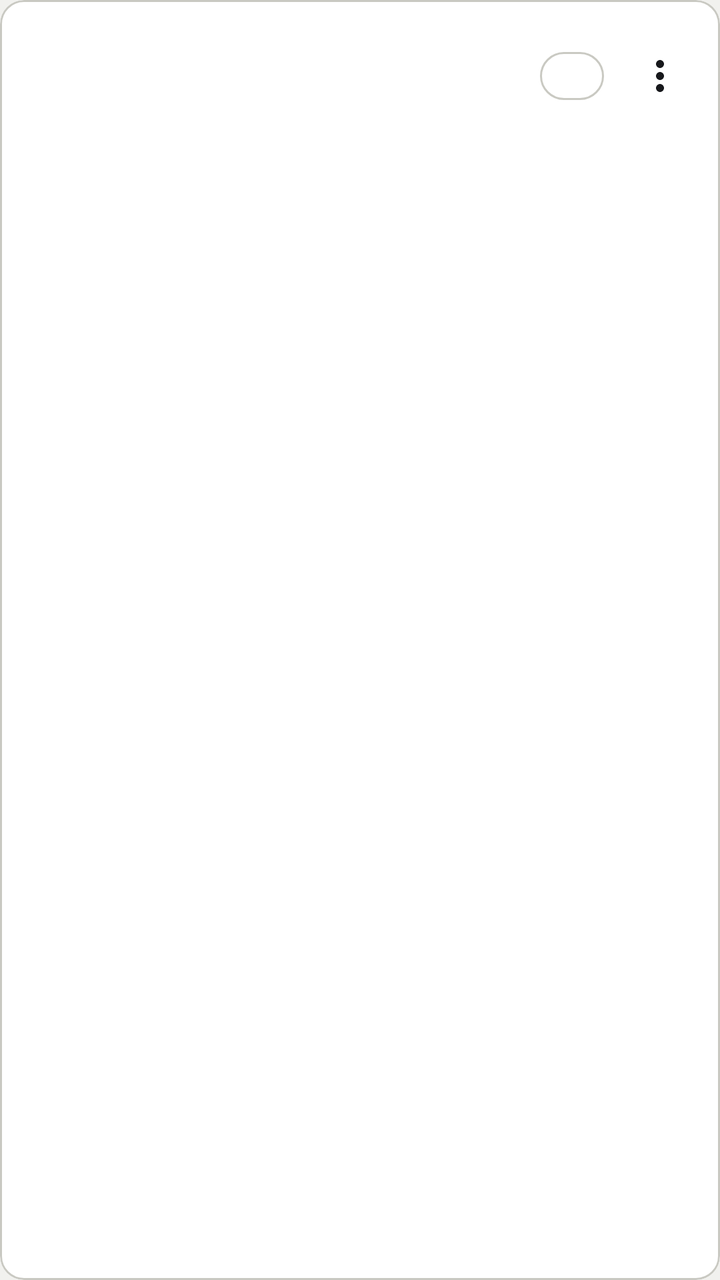
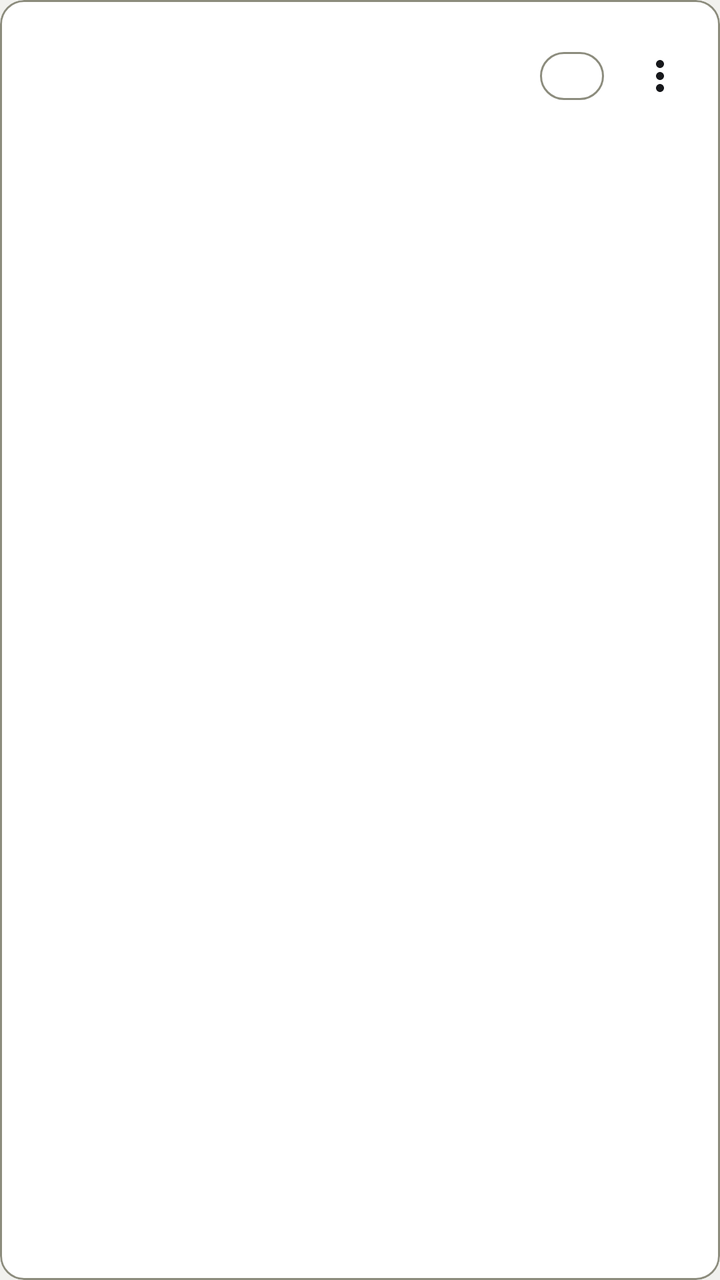

Compare the two renders of this Android layout. The source of the first and the diff that turns it into the second are given below.
<!-- AndroidManifest.xml: application theme Theme.GymProFit -->
<!-- res/layout/item_admin_alimento.xml -->
<?xml version="1.0" encoding="utf-8"?>
<com.google.android.material.card.MaterialCardView
    xmlns:android="http://schemas.android.com/apk/res/android"
    xmlns:app="http://schemas.android.com/apk/res-auto"
    android:layout_width="match_parent"
    android:layout_height="wrap_content"
    android:layout_marginBottom="8dp"
    app:cardCornerRadius="12dp"
    app:cardElevation="0dp"
    app:cardBackgroundColor="?attr/colorSurface"
    app:strokeWidth="1dp"
    app:strokeColor="?attr/colorOutlineVariant">

    <LinearLayout
        android:layout_width="match_parent"
        android:layout_height="wrap_content"
        android:orientation="vertical"
        android:padding="14dp">

        
        <LinearLayout
            android:layout_width="match_parent"
            android:layout_height="wrap_content"
            android:orientation="horizontal"
            android:gravity="center_vertical">

            <TextView
                android:id="@+id/tvNombreAlimento"
                android:layout_width="0dp"
                android:layout_height="wrap_content"
                android:layout_weight="1"
                android:textSize="@dimen/text_body"
                android:textStyle="bold"
                android:textColor="?attr/colorOnSurface" />

            <com.google.android.material.chip.Chip
                android:id="@+id/chipEstadoAlimento"
                android:layout_width="wrap_content"
                android:layout_height="wrap_content"
                android:layout_marginEnd="4dp"
                android:textSize="@dimen/text_eyebrow"
                android:clickable="false"
                android:focusable="false"
                app:chipMinHeight="24dp"
                style="@style/Widget.Material3.Chip.Assist" />

            <ImageView
                android:id="@+id/btnAccionesAlimento"
                android:layout_width="32dp"
                android:layout_height="32dp"
                android:src="@drawable/ic_more_vert"
                android:padding="4dp"
                android:background="?attr/selectableItemBackgroundBorderless"
                android:clickable="true"
                android:focusable="true"
                android:contentDescription="@null" />

        </LinearLayout>

        
        <LinearLayout
            android:layout_width="match_parent"
            android:layout_height="wrap_content"
            android:orientation="horizontal"
            android:layout_marginTop="6dp"
            android:gravity="center_vertical">

            <TextView
                android:id="@+id/tvCategoriaAlimento"
                android:layout_width="0dp"
                android:layout_height="wrap_content"
                android:layout_weight="1"
                android:textSize="@dimen/text_label"
                android:alpha="0.6"
                android:textColor="?attr/colorOnSurfaceVariant" />

            <TextView
                android:id="@+id/tvCaloriasAlimento"
                android:layout_width="wrap_content"
                android:layout_height="wrap_content"
                android:textSize="@dimen/text_label"
                android:alpha="0.6"
                android:textColor="?attr/colorOnSurfaceVariant" />

        </LinearLayout>

    </LinearLayout>

</com.google.android.material.card.MaterialCardView>
<!-- resources referenced by this layout -->
<resources>
  <dimen name="text_body">17sp</dimen>
  <dimen name="text_eyebrow">12sp</dimen>
  <dimen name="text_label">14sp</dimen>
  <style name="Theme.GymProFit" parent="Theme.Material3.DayNight.NoActionBar">
          
          <item name="colorPrimary">@color/gp_primary</item>
          <item name="colorOnPrimary">@color/gp_on_primary</item>
          <item name="colorPrimaryContainer">@color/gp_primary_container</item>
          <item name="colorOnPrimaryContainer">@color/gp_on_primary_container</item>
          <item name="colorSecondary">@color/gp_gold</item>
          <item name="colorSurface">@color/gp_surface</item>
          <item name="colorOnSurface">@color/gp_on_surface</item>
          <item name="colorSurfaceVariant">@color/gp_surface_2</item>
          <item name="colorOnSurfaceVariant">@color/gp_text_secondary</item>
          <item name="colorOutline">@color/gp_stroke</item>
          <item name="colorOutlineVariant">@color/gp_stroke</item>
          <item name="colorError">@color/gp_error</item>
          <item name="android:colorBackground">@color/gp_background</item>
          <item name="android:windowBackground">@color/gp_background</item>
          <item name="android:textColorPrimary">@color/gp_on_surface</item>
          <item name="android:textColorSecondary">@color/gp_text_secondary</item>
  
          
          <item name="android:statusBarColor">@color/gp_background</item>
          <item name="android:navigationBarColor">@color/gp_background</item>
          <item name="android:windowLightStatusBar">true</item>
  
          
          <item name="android:windowAnimationStyle">@style/GymProFit.WindowAnimation</item>
  
          
          <item name="materialCardViewStyle">@style/Widget.GymProFit.Card</item>
          <item name="materialButtonStyle">@style/Widget.GymProFit.Button</item>
          <item name="chipStyle">@style/Widget.GymProFit.Chip</item>
          <item name="bottomNavigationStyle">@style/Widget.GymProFit.BottomNavigationView</item>
          <item name="floatingActionButtonStyle">@style/Widget.GymProFit.Fab</item>
          <item name="materialAlertDialogTheme">@style/ThemeOverlay.GymProFit.Dialog</item>
          <item name="popupMenuStyle">@style/Widget.GymProFit.PopupMenu</item>
          <item name="android:popupMenuStyle">@style/Widget.GymProFit.PopupMenu</item>
          <item name="snackbarStyle">@style/Widget.GymProFit.Snackbar</item>
  
          
          
          <item name="textAppearanceDisplayLarge">@style/Font.GymProFit.DisplayLarge</item>
          <item name="textAppearanceDisplayMedium">@style/Font.GymProFit.DisplayMedium</item>
          <item name="textAppearanceDisplaySmall">@style/Font.GymProFit.DisplaySmall</item>
          <item name="textAppearanceHeadlineLarge">@style/Font.GymProFit.HeadlineLarge</item>
          <item name="textAppearanceHeadlineMedium">@style/Font.GymProFit.HeadlineMedium</item>
          <item name="textAppearanceHeadlineSmall">@style/Font.GymProFit.HeadlineSmall</item>
          <item name="textAppearanceTitleLarge">@style/Font.GymProFit.TitleLarge</item>
          <item name="textAppearanceTitleMedium">@style/Font.GymProFit.TitleMedium</item>
          <item name="textAppearanceTitleSmall">@style/Font.GymProFit.TitleSmall</item>
          <item name="textAppearanceBodyLarge">@style/Font.GymProFit.BodyLarge</item>
          <item name="textAppearanceBodyMedium">@style/Font.GymProFit.BodyMedium</item>
          <item name="textAppearanceBodySmall">@style/Font.GymProFit.BodySmall</item>
          <item name="textAppearanceLabelLarge">@style/Font.GymProFit.LabelLarge</item>
          <item name="textAppearanceLabelMedium">@style/Font.GymProFit.LabelMedium</item>
          <item name="textAppearanceLabelSmall">@style/Font.GymProFit.LabelSmall</item>
      </style>
  <color name="gp_primary">#B83E00</color>
  <color name="gp_gold">#B58A2A</color>
  <color name="gp_surface">#FFFFFF</color>
  <color name="gp_stroke">#C9C9C2</color>
  <color name="gp_error">#C62828</color>
  <!-- unchanged entries left out for length: 34 -->
</resources>

<!-- the commit's change to res/layout/item_admin_alimento.xml (unified diff, before → after) -->
@@ -9,7 +9,7 @@
     app:cardElevation="0dp"
     app:cardBackgroundColor="?attr/colorSurface"
     app:strokeWidth="1dp"
-    app:strokeColor="?attr/colorOutlineVariant">
+    app:strokeColor="?attr/colorOutline">
 
     <LinearLayout
         android:layout_width="match_parent"
@@ -71,7 +71,6 @@
                 android:layout_height="wrap_content"
                 android:layout_weight="1"
                 android:textSize="@dimen/text_label"
-                android:alpha="0.6"
                 android:textColor="?attr/colorOnSurfaceVariant" />
 
             <TextView
@@ -79,7 +78,6 @@
                 android:layout_width="wrap_content"
                 android:layout_height="wrap_content"
                 android:textSize="@dimen/text_label"
-                android:alpha="0.6"
                 android:textColor="?attr/colorOnSurfaceVariant" />
 
         </LinearLayout>
<!-- resource entries referenced after the edit -->
@@ -15,7 +15,7 @@
           <item name="colorSurfaceVariant">@color/gp_surface_2</item>
           <item name="colorOnSurfaceVariant">@color/gp_text_secondary</item>
           <item name="colorOutline">@color/gp_stroke</item>
-          <item name="colorOutlineVariant">@color/gp_stroke</item>
+          <item name="colorOutlineVariant">@color/gp_divider</item>
           <item name="colorError">@color/gp_error</item>
           <item name="android:colorBackground">@color/gp_background</item>
           <item name="android:windowBackground">@color/gp_background</item>
@@ -60,9 +60,10 @@
           <item name="textAppearanceLabelSmall">@style/Font.GymProFit.LabelSmall</item>
       </style>
   <color name="gp_primary">#B83E00</color>
-  <color name="gp_gold">#B58A2A</color>
+  <color name="gp_gold">#AE8528</color>
   <color name="gp_surface">#FFFFFF</color>
-  <color name="gp_stroke">#C9C9C2</color>
+  <color name="gp_stroke">#8C8C7D</color>
+  <color name="gp_divider">#C9C9C2</color>
   <color name="gp_error">#C62828</color>
   <!-- unchanged entries left out for length: 34 -->
 </resources>
